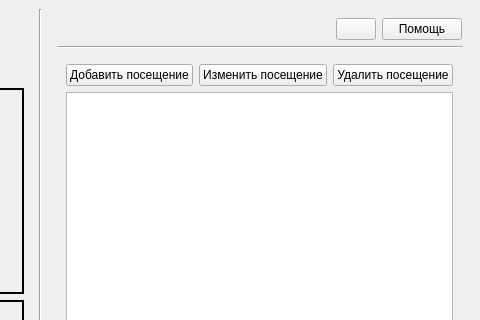
First picture: the form in ui_templates/windows/main_window.ui, repository IliaSuponeff/StudentsAccounting, before the edit; both pictures show x 720 to 1200 and y 0 to 320 of the 1200 by 740 pixel window.
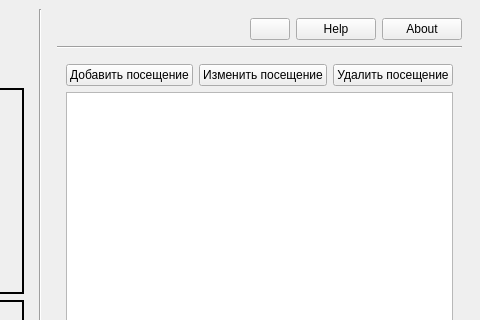
Second picture: the form after the edit.

Commit message: add_about_dialog

What changed in the file:
```diff
--- a/ui_templates/windows/main_window.ui
+++ b/ui_templates/windows/main_window.ui
@@ -805,7 +805,23 @@
             </sizepolicy>
            </property>
            <property name="text">
-            <string>Помощь</string>
+            <string>Help</string>
+           </property>
+           <property name="flat">
+            <bool>false</bool>
+           </property>
+          </widget>
+         </item>
+         <item>
+          <widget class="QPushButton" name="about_btn">
+           <property name="sizePolicy">
+            <sizepolicy hsizetype="Minimum" vsizetype="Minimum">
+             <horstretch>0</horstretch>
+             <verstretch>0</verstretch>
+            </sizepolicy>
+           </property>
+           <property name="text">
+            <string>About</string>
            </property>
            <property name="flat">
             <bool>false</bool>
```
The commit also changes 7 other files.
